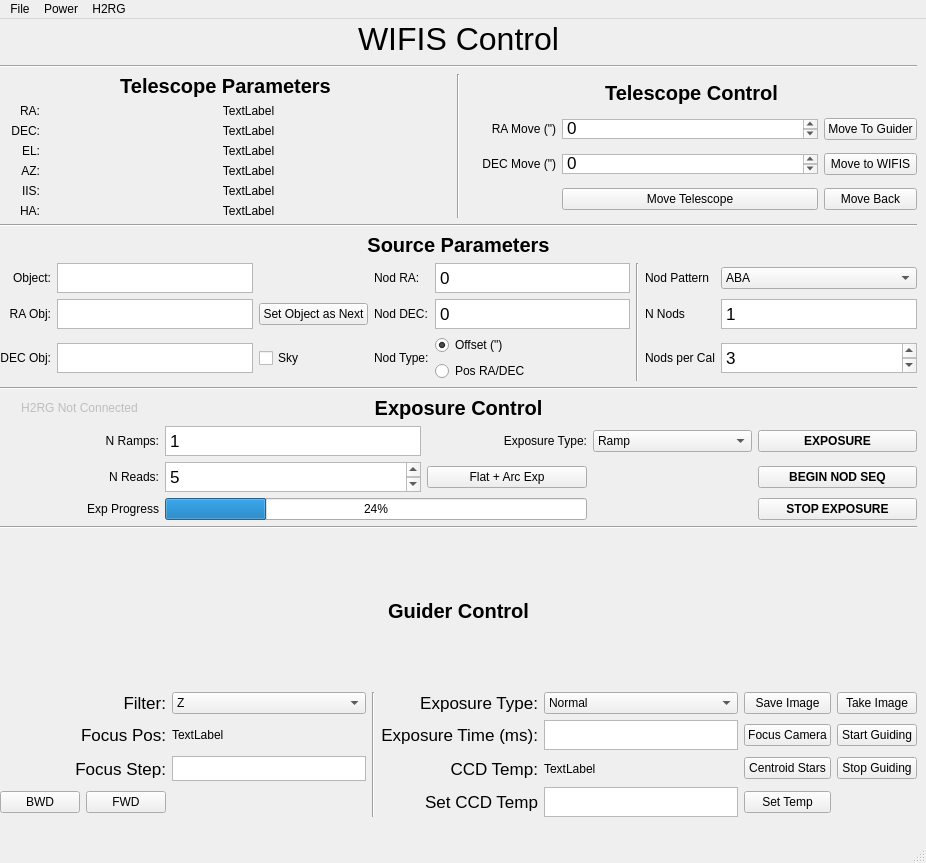
First picture: the form in WIFIS.ui, repository WIFIS-Team/controlcode-new, before the edit.
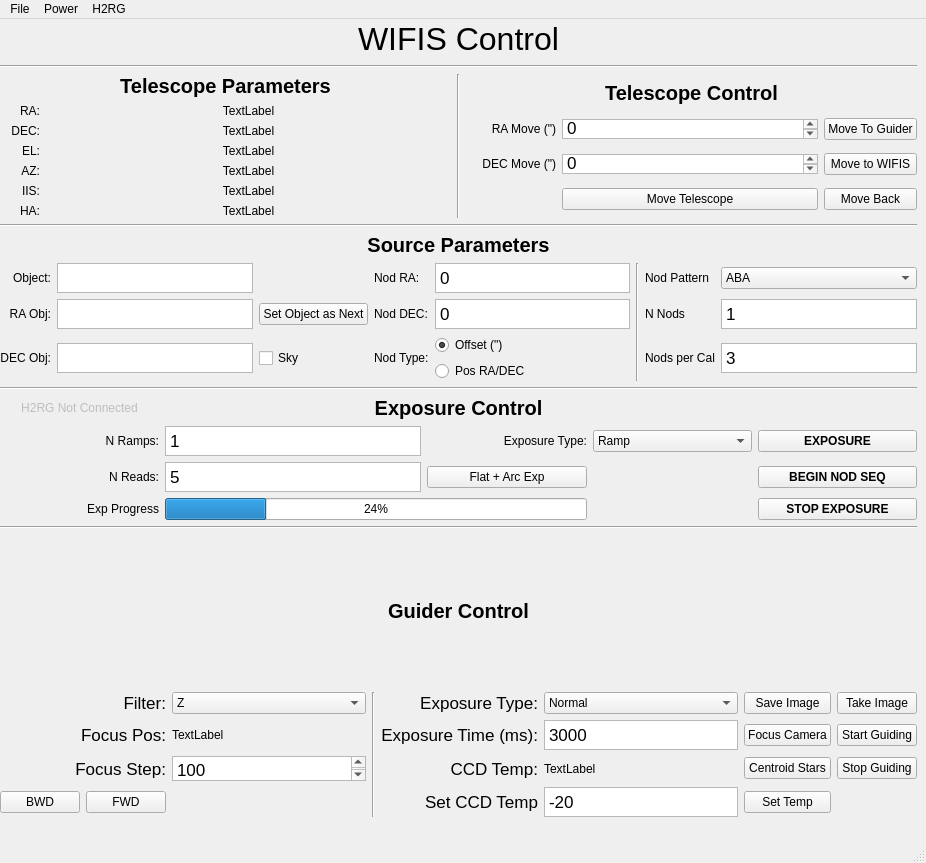
Second picture: the form after the edit.

Commit message: Updated parts of the GUI Design

The edit to the form file:
```diff
--- a/WIFIS.ui
+++ b/WIFIS.ui
@@ -620,8 +620,7 @@
 &lt;html&gt;&lt;head&gt;&lt;meta name=&quot;qrichtext&quot; content=&quot;1&quot; /&gt;&lt;style type=&quot;text/css&quot;&gt;
 p, li { white-space: pre-wrap; }
 &lt;/style&gt;&lt;/head&gt;&lt;body style=&quot; font-family:'.SF NS Text'; font-size:13pt; font-weight:400; font-style:normal;&quot;&gt;
-&lt;p style=&quot; margin-top:0px; margin-bottom:0px; margin-left:0px; margin-right:0px; -qt-block-indent:0; text-indent:0px;&quot;&gt;3&lt;/p&gt;
-&lt;p style=&quot;-qt-paragraph-type:empty; margin-top:0px; margin-bottom:0px; margin-left:0px; margin-right:0px; -qt-block-indent:0; text-indent:0px;&quot;&gt;&lt;br /&gt;&lt;/p&gt;&lt;/body&gt;&lt;/html&gt;</string>
+&lt;p style=&quot; margin-top:0px; margin-bottom:0px; margin-left:0px; margin-right:0px; -qt-block-indent:0; text-indent:0px;&quot;&gt;3&lt;/p&gt;&lt;/body&gt;&lt;/html&gt;</string>
          </property>
         </widget>
        </item>
@@ -741,8 +740,7 @@
 &lt;html&gt;&lt;head&gt;&lt;meta name=&quot;qrichtext&quot; content=&quot;1&quot; /&gt;&lt;style type=&quot;text/css&quot;&gt;
 p, li { white-space: pre-wrap; }
 &lt;/style&gt;&lt;/head&gt;&lt;body style=&quot; font-family:'.SF NS Text'; font-size:13pt; font-weight:400; font-style:normal;&quot;&gt;
-&lt;p style=&quot; margin-top:0px; margin-bottom:0px; margin-left:0px; margin-right:0px; -qt-block-indent:0; text-indent:0px;&quot;&gt;5&lt;/p&gt;
-&lt;p style=&quot;-qt-paragraph-type:empty; margin-top:0px; margin-bottom:0px; margin-left:0px; margin-right:0px; -qt-block-indent:0; text-indent:0px;&quot;&gt;&lt;br /&gt;&lt;/p&gt;&lt;/body&gt;&lt;/html&gt;</string>
+&lt;p style=&quot; margin-top:0px; margin-bottom:0px; margin-left:0px; margin-right:0px; -qt-block-indent:0; text-indent:0px;&quot;&gt;5&lt;/p&gt;&lt;/body&gt;&lt;/html&gt;</string>
          </property>
         </widget>
        </item>
@@ -1069,6 +1067,13 @@
            <height>30</height>
           </size>
          </property>
+         <property name="html">
+          <string>&lt;!DOCTYPE HTML PUBLIC &quot;-//W3C//DTD HTML 4.0//EN&quot; &quot;http://www.w3.org/TR/REC-html40/strict.dtd&quot;&gt;
+&lt;html&gt;&lt;head&gt;&lt;meta name=&quot;qrichtext&quot; content=&quot;1&quot; /&gt;&lt;style type=&quot;text/css&quot;&gt;
+p, li { white-space: pre-wrap; }
+&lt;/style&gt;&lt;/head&gt;&lt;body style=&quot; font-family:'.SF NS Text'; font-size:13pt; font-weight:400; font-style:normal;&quot;&gt;
+&lt;p style=&quot; margin-top:0px; margin-bottom:0px; margin-left:0px; margin-right:0px; -qt-block-indent:0; text-indent:0px;&quot;&gt;3000&lt;/p&gt;&lt;/body&gt;&lt;/html&gt;</string>
+         </property>
         </widget>
        </item>
        <item row="4" column="1">
@@ -1119,6 +1124,13 @@
            <height>30</height>
           </size>
          </property>
+         <property name="html">
+          <string>&lt;!DOCTYPE HTML PUBLIC &quot;-//W3C//DTD HTML 4.0//EN&quot; &quot;http://www.w3.org/TR/REC-html40/strict.dtd&quot;&gt;
+&lt;html&gt;&lt;head&gt;&lt;meta name=&quot;qrichtext&quot; content=&quot;1&quot; /&gt;&lt;style type=&quot;text/css&quot;&gt;
+p, li { white-space: pre-wrap; }
+&lt;/style&gt;&lt;/head&gt;&lt;body style=&quot; font-family:'.SF NS Text'; font-size:13pt; font-weight:400; font-style:normal;&quot;&gt;
+&lt;p style=&quot; margin-top:0px; margin-bottom:0px; margin-left:0px; margin-right:0px; -qt-block-indent:0; text-indent:0px;&quot;&gt;-20&lt;/p&gt;&lt;/body&gt;&lt;/html&gt;</string>
+         </property>
         </widget>
        </item>
        <item row="3" column="2">
@@ -1269,6 +1281,13 @@
            <height>25</height>
           </size>
          </property>
+         <property name="html">
+          <string>&lt;!DOCTYPE HTML PUBLIC &quot;-//W3C//DTD HTML 4.0//EN&quot; &quot;http://www.w3.org/TR/REC-html40/strict.dtd&quot;&gt;
+&lt;html&gt;&lt;head&gt;&lt;meta name=&quot;qrichtext&quot; content=&quot;1&quot; /&gt;&lt;style type=&quot;text/css&quot;&gt;
+p, li { white-space: pre-wrap; }
+&lt;/style&gt;&lt;/head&gt;&lt;body style=&quot; font-family:'.SF NS Text'; font-size:13pt; font-weight:400; font-style:normal;&quot;&gt;
+&lt;p style=&quot; margin-top:0px; margin-bottom:0px; margin-left:0px; margin-right:0px; -qt-block-indent:0; text-indent:0px;&quot;&gt;100&lt;/p&gt;&lt;/body&gt;&lt;/html&gt;</string>
+         </property>
         </widget>
        </item>
        <item row="3" column="1">
```
